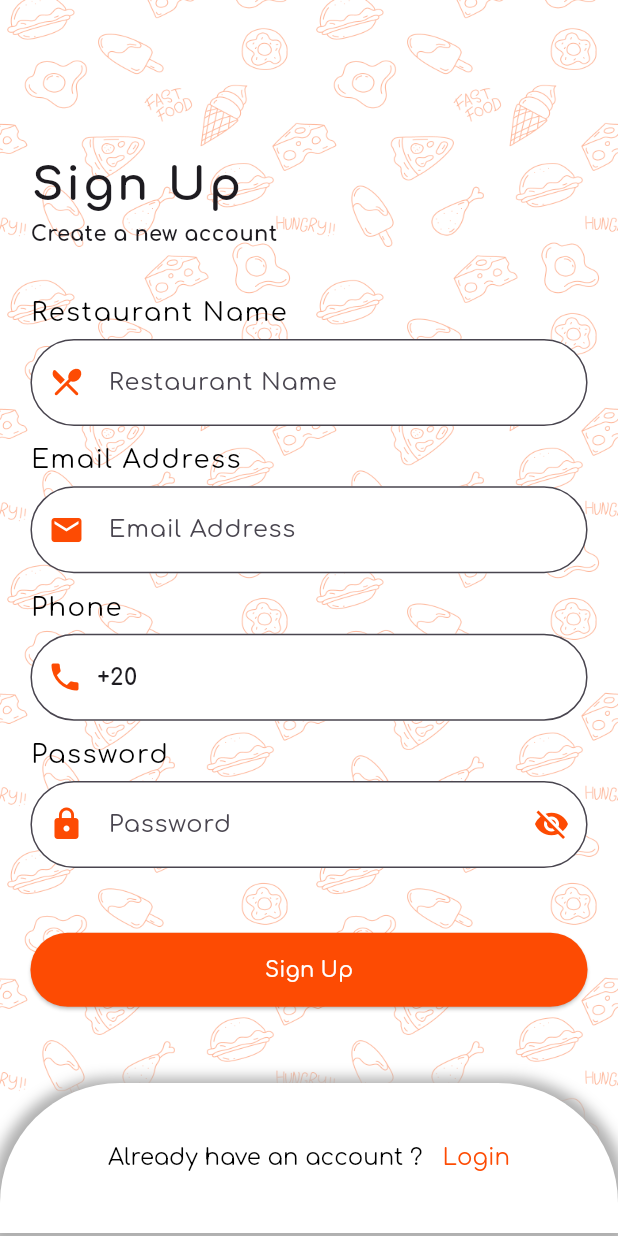
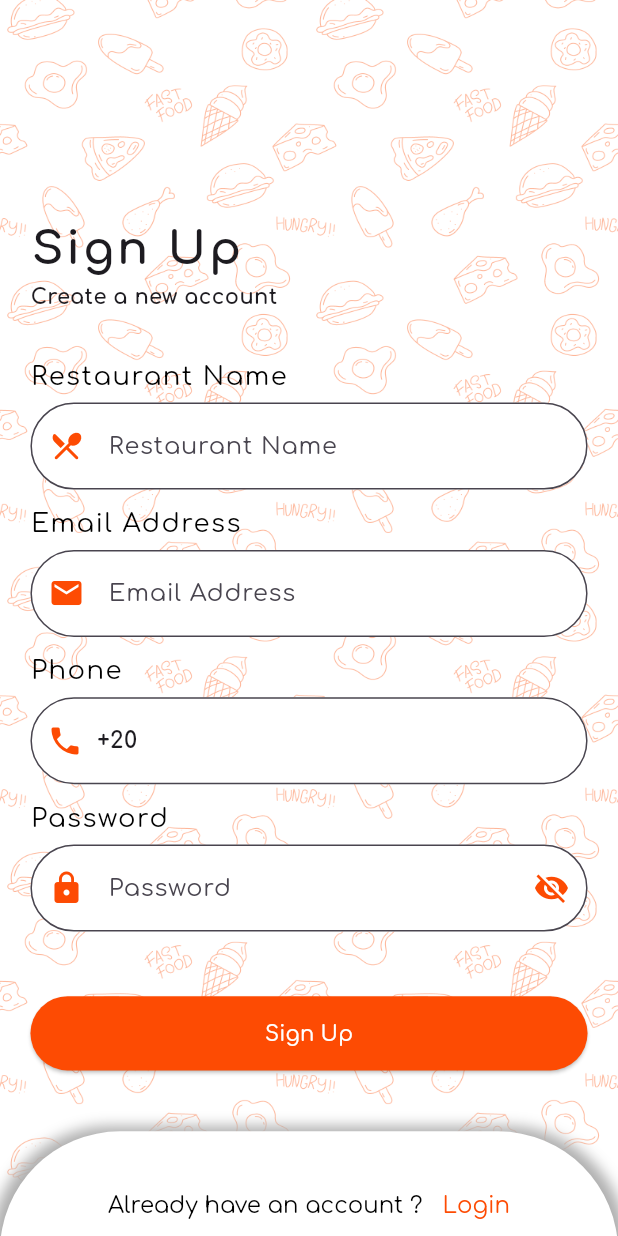
Before and after one commit to 3laaOmran/2_Way_Deal, a Flutter app: the SignUpScreen screen opened by its route, on a phone screen of 412 x 824 dp. Run offline on Flutter 3.47's test engine with Material 3 defaults, Android fonts, the phone set to English and light mode, and no system bars; our stand-ins replace bloc, flutter_bloc, flutter_screenutil.

```diff
--- a/lib/features/Auth/signup/signup_screen.dart
+++ b/lib/features/Auth/signup/signup_screen.dart
@@ -56,10 +56,9 @@ class _SignUpScreenState extends State<SignUpScreen> {
                   child: Column(
                     crossAxisAlignment: CrossAxisAlignment.start,
                     children: [
-                      verticalSpace(80),
-                      // SizedBox(
-                      //   height: height * 0.15,
-                      // ),
+                      SizedBox(
+                        height: height * 0.15,
+                      ),
                       Text(
                         "Sign Up",
                         style: TextStyle(
@@ -105,8 +104,8 @@ class _SignUpScreenState extends State<SignUpScreen> {
                               resuableText(text: "Phone", fontsize: 17.sp),
                               CustomTextFormField(
                                 hintText: "Phone",
-                                controller: passwordController,
-                                issecurse: true,
+                                controller: phoneController,
+                                issecurse: false,
                                 icon: Icons.phone,
                                 enable: true,
                                 typefield: "phone",
@@ -135,7 +134,7 @@ class _SignUpScreenState extends State<SignUpScreen> {
                         color: ColorManager.mainOrange,
                         textcolor: Colors.white,
                       ),
-                      verticalSpace(30)
+                      verticalSpace(20)
                       // SizedBox(
                       //   height: height * 0.1,
                       // ),
--- a/lib/features/widget/signup_and_login_footer.dart
+++ b/lib/features/widget/signup_and_login_footer.dart
@@ -7,7 +7,11 @@ class SignupAndLoginFooter extends StatelessWidget {
   final String firstText;
   final String secondText;
   final Function() ontap;
-  const SignupAndLoginFooter({super.key, required this.firstText, required this.secondText, required this.ontap});
+  const SignupAndLoginFooter(
+      {super.key,
+      required this.firstText,
+      required this.secondText,
+      required this.ontap});
 
   @override
   Widget build(BuildContext context) {
@@ -32,12 +36,9 @@ class SignupAndLoginFooter extends StatelessWidget {
         child: RichText(
           text: TextSpan(
             children: [
+              TextSpan(text: firstText, style: TextStyles.font15BlackRegular),
               TextSpan(
-                  text: firstText,
-                  style: TextStyles.font15BlackRegular),
-              TextSpan(
-                  recognizer: TapGestureRecognizer()
-                    ..onTap = ontap,
+                  recognizer: TapGestureRecognizer()..onTap = ontap,
                   text: secondText,
                   style: TextStyles.font15MainOrangeRegular),
             ],
```
